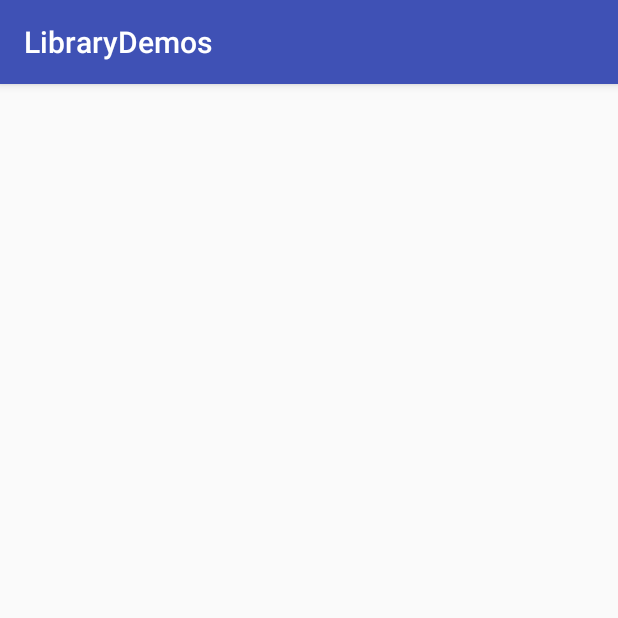
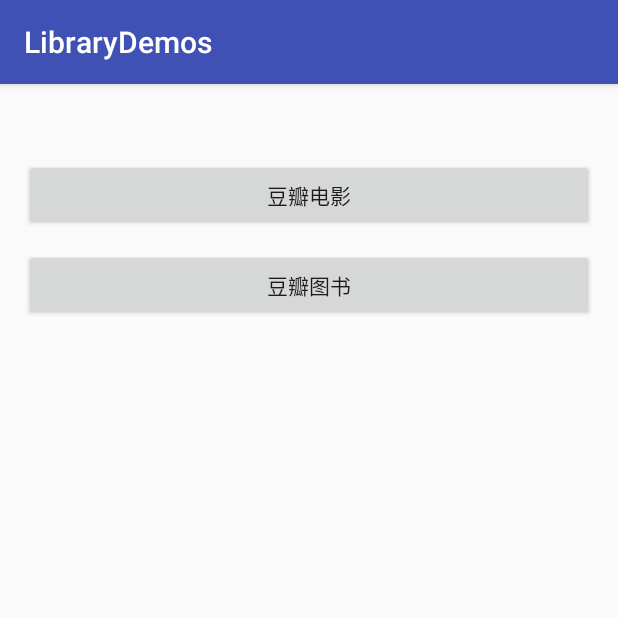
Before and after one commit to sunsteam/LibraryDemos, an Android app: the RxRetrofitActivity screen opened directly, with no data from a screen before it, on a phone screen of 412 x 824 dp, the top half of it. Run offline under Robolectric (Android 15) with nearby library versions, the phone set to English and light mode, and no system bars.

Commit message:
增加2个子界面

```diff
--- a/app/src/main/AndroidManifest.xml
+++ b/app/src/main/AndroidManifest.xml
@@ -37,6 +37,12 @@
 
         <activity android:name=".RxRetrofitActivity"
             android:screenOrientation="portrait"/>
+
+        <activity android:name=".rxretrofit.DoubanMovieActivity"
+            android:screenOrientation="portrait"/>
+
+        <activity android:name=".rxretrofit.DoubanBookActivity"
+            android:screenOrientation="portrait"/>
     </application>
 
 </manifest>
--- a/app/src/main/java/com/yomii/librarydemos/MainActivity.java
+++ b/app/src/main/java/com/yomii/librarydemos/MainActivity.java
@@ -13,7 +13,7 @@ public class MainActivity extends AppCompatActivity {
     @Override
     protected void onCreate(Bundle savedInstanceState) {
         super.onCreate(savedInstanceState);
-        setContentView(R.layout.activity_main);
+        setContentView(R.layout.main_activity);
         ButterKnife.bind(this);
     }
 
--- a/app/src/main/java/com/yomii/librarydemos/RxRetrofitActivity.java
+++ b/app/src/main/java/com/yomii/librarydemos/RxRetrofitActivity.java
@@ -1,18 +1,27 @@
 package com.yomii.librarydemos;
 
+import android.view.View;
+
 /**
+ * RxRetrofit Entry
  * Created by Yomii on 2017/3/21.
  */
 
 public class RxRetrofitActivity extends BaseActivity {
 
+
     @Override
     protected void onInitView() {
-
+        setContentView(R.layout.rx_retrofit_activity);
     }
 
     @Override
     protected void onInitData() {
 
     }
+
+    public void toMovie(View v){
+
+    }
+
 }
--- a/app/src/main/java/com/yomii/librarydemos/rxretrofit/RetrofitManager.java
+++ b/app/src/main/java/com/yomii/librarydemos/rxretrofit/RetrofitManager.java
@@ -14,6 +14,7 @@ import retrofit2.adapter.rxjava2.RxJava2CallAdapterFactory;
 import retrofit2.converter.gson.GsonConverterFactory;
 
 /**
+ * 维护Retrofit
  * Created by Yomii on 2017/3/21.
  */
 
--- a/app/src/main/java/com/yomii/librarydemos/rxretrofit/bean/Images.java
+++ b/app/src/main/java/com/yomii/librarydemos/rxretrofit/bean/Images.java
@@ -1,5 +1,8 @@
 package com.yomii.librarydemos.rxretrofit.bean;
 
+/**
+ * 图片
+ */
 public class Images {
         /**
          * small : http://img7.doubanio.com/view/movie_poster_cover/ipst/public/p2417948644.jpg
--- a/app/src/main/java/com/yomii/librarydemos/rxretrofit/bean/Movie.java
+++ b/app/src/main/java/com/yomii/librarydemos/rxretrofit/bean/Movie.java
@@ -3,6 +3,7 @@ package com.yomii.librarydemos.rxretrofit.bean;
 import java.util.List;
 
 /**
+ * 电影
  * Created by Yomii on 2017/3/22.
  */
 
--- a/app/src/main/java/com/yomii/librarydemos/rxretrofit/bean/Rating.java
+++ b/app/src/main/java/com/yomii/librarydemos/rxretrofit/bean/Rating.java
@@ -1,5 +1,8 @@
 package com.yomii.librarydemos.rxretrofit.bean;
 
+/**
+ * 星级
+ */
 public class Rating {
         /**
          * max : 10
--- /dev/null
+++ b/app/src/main/res/layout/rx_retrofit_activity.xml
@@ -0,0 +1,25 @@
+<?xml version="1.0" encoding="utf-8"?>
+<LinearLayout
+    xmlns:android="http://schemas.android.com/apk/res/android"
+    android:layout_width="match_parent"
+    android:layout_height="match_parent"
+    android:orientation="vertical"
+    android:paddingLeft="@dimen/dp_16"
+    android:paddingRight="@dimen/dp_16">
+
+    <Button
+        android:id="@+id/btn_douban_movie"
+        android:layout_width="match_parent"
+        android:layout_height="wrap_content"
+        android:layout_marginTop="@dimen/dp_50"
+        android:text="@string/douban_movie"/>
+
+    <Button
+        android:id="@+id/btn_douban_reading"
+        android:layout_width="match_parent"
+        android:layout_height="wrap_content"
+        android:layout_marginTop="@dimen/dp_12"
+        android:text="@string/douban_book"/>
+
+
+</LinearLayout>
--- a/app/src/main/res/values/strings.xml
+++ b/app/src/main/res/values/strings.xml
@@ -7,4 +7,6 @@
     <string name="image_source_camera">拍照</string>
     <string name="image_source_album">从手机相册选取</string>
     <string name="cancel">取消</string>
+    <string name="douban_movie">豆瓣电影</string>
+    <string name="douban_book">豆瓣图书</string>
 </resources>
--- a/build.gradle
+++ b/build.gradle
@@ -11,6 +11,7 @@ buildscript {
         versions = [libSupport    : "25.2.0",
                     libButterKnife: "8.5.1",
                     libRxJava     : "2.0.1",
+                    libRxBinding  : "2.0.0",
                     libRetrofit   : "2.2.0",
                     libOkhttp     : "3.6.0"]
     }
```
Also changed, not shown: app/build.gradle (+6 -5 lines), app/src/main/java/com/yomii/librarydemos/PageUtils.java (+12 -1 lines), app/src/main/java/com/yomii/librarydemos/rxretrofit/DoubanBookActivity.java (added, +22 -0 lines), app/src/main/java/com/yomii/librarydemos/rxretrofit/DoubanMovieActivity.java (added, +23 -0 lines), app/src/main/java/com/yomii/librarydemos/rxretrofit/bean/DoubanBean.java (renamed from app/src/main/java/com/yomii/librarydemos/rxretrofit/bean/Bean.java, +14 -1 lines), app/src/main/java/com/yomii/librarydemos/rxretrofit/webservice/DoubanMovieService.java (+10 -0 lines), app/src/main/res/layout/douban_movie_activity.xml (added, +9 -0 lines), app/src/main/res/layout/main_activity.xml (renamed from app/src/main/res/layout/activity_main.xml).
